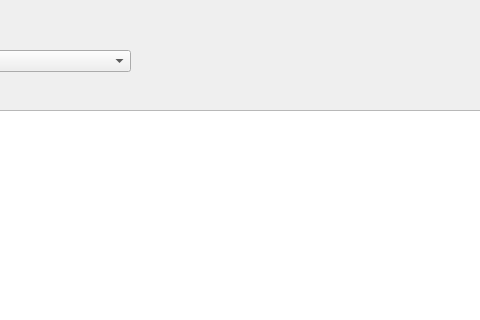
Above: DisplayData.ui from brunoguedelha99/Tese before the change; both pictures show x 140 to 620 and y 0 to 320 of the 1081 by 572 pixel window. Below: the same form after it.
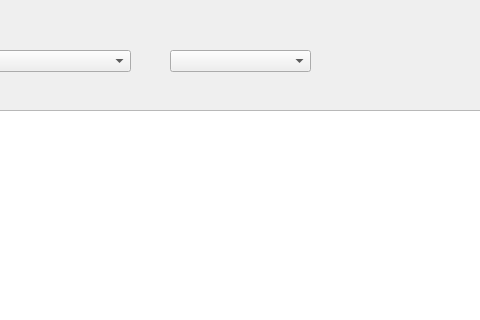
That is the form after the change.

Commit message: Anonymization combo box

The edit to the form file:
```diff
--- a/DisplayData.ui
+++ b/DisplayData.ui
@@ -60,6 +60,16 @@
      </rect>
     </property>
    </widget>
+   <widget class="QComboBox" name="anonymizationComboBox">
+    <property name="geometry">
+     <rect>
+      <x>310</x>
+      <y>50</y>
+      <width>141</width>
+      <height>22</height>
+     </rect>
+    </property>
+   </widget>
   </widget>
   <widget class="QStatusBar" name="statusbar"/>
  </widget>
```
The commit also changes 1 other file.
